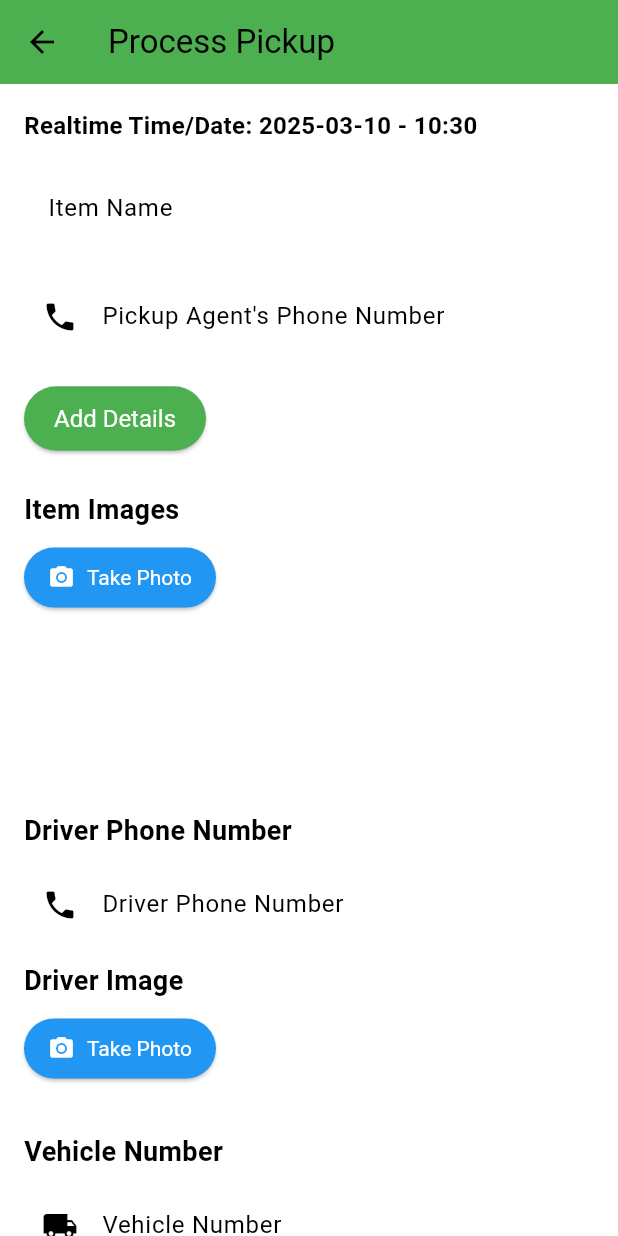
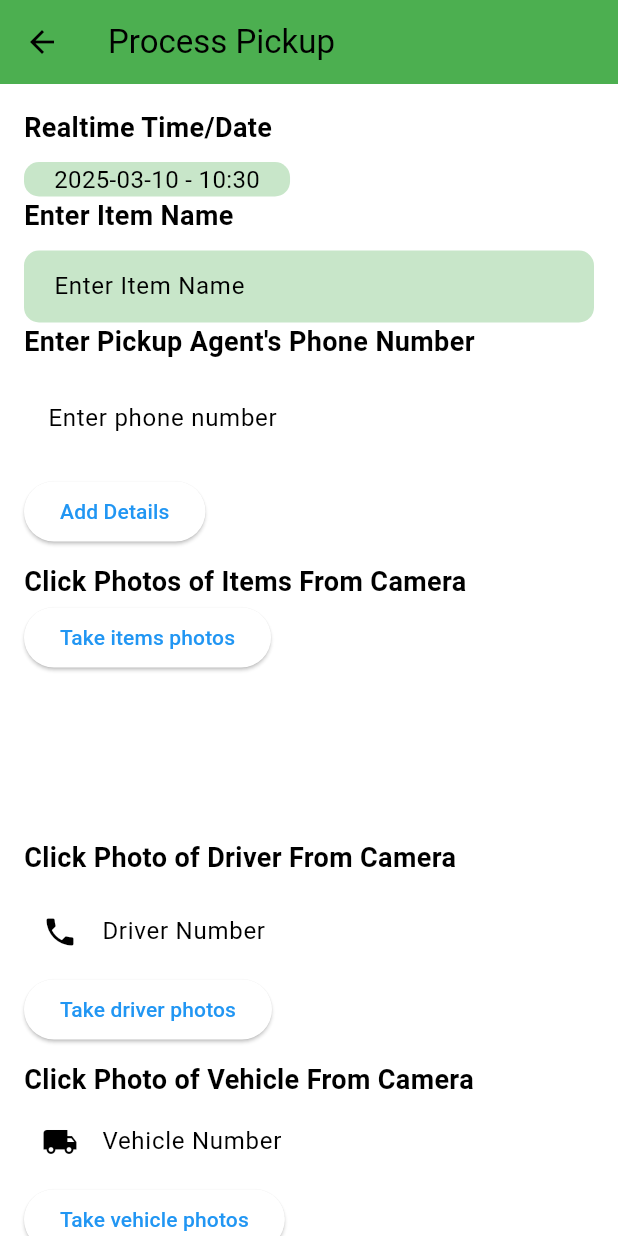
Before and after one commit to scrapuncle-tech/scrapuncle_warehouse_app, a Flutter app: the PickupPage screen opened directly, on a phone screen of 412 x 824 dp. Run offline on Flutter 3.47's test engine with Material 3 defaults, Android fonts, the phone set to English and light mode, and no system bars; our stand-ins replace cloud_firestore, firebase_auth, firebase_core, firebase_storage, image_picker, random_string and 1 more; accounts and stored records are empty.

Commit message:
Changes in home page and testing pickup

```diff
--- a/lib/pages/pickup.dart
+++ b/lib/pages/pickup.dart
@@ -8,7 +8,7 @@ import 'package:intl/intl.dart';
 import 'dart:io';
 
 import 'package:image_picker/image_picker.dart';
-import 'package:firebase_storage/firebase_storage.dart'; // Add this import
+import 'package:firebase_storage/firebase_storage.dart';
 
 class PickupPage extends StatefulWidget {
   const PickupPage({Key? key}) : super(key: key);
@@ -34,29 +34,20 @@ class _PickupPageState extends State<PickupPage> {
   @override
   void initState() {
     super.initState();
+    _updateCurrentTime(); // Initial time setting.
+  }
+
+  void _updateCurrentTime() {
+    setState(() {
       currentTime = DateFormat('yyyy-MM-dd - kk:mm').format(DateTime.now());
-
-    // Update the time every minute
-    Future.delayed(Duration.zero, () async {
-      while (mounted) {
-        await Future.delayed(const Duration(minutes: 1));
+    });
+    // Update every minute.  We do this here, not in build, to avoid
+    // unnecessary rebuilds.
+    Future.delayed(const Duration(minutes: 1), () {
       if (mounted) {
-          setState(() {
-            currentTime =
-                DateFormat('yyyy-MM-dd - kk:mm').format(DateTime.now());
-          });
-        }
+        _updateCurrentTime();
       }
     });
-  }
-
-  Future<void> _pickImage() async {
-    final pickedFile = await _picker.pickImage(source: ImageSource.camera);
-    if (pickedFile != null) {
-      setState(() {
-        itemImages.add(File(pickedFile.path));
-      });
-    }
   }
 
   Future<void> getVehicleImage() async {
@@ -77,39 +68,20 @@ class _PickupPageState extends State<PickupPage> {
     }
   }
 
+  Future<void> _pickImage() async {
+    final pickedFile = await _picker.pickImage(source: ImageSource.camera);
+    if (pickedFile != null) {
+      setState(() {
+        itemImages.add(File(pickedFile.path));
+      });
+    }
+  }
+
   // Remove image at an index
   void _removeImage(int index) {
     setState(() {
       itemImages.removeAt(index);
     });
-  }
-
-  Future<void> getProducts() async {
-    // clear the products before adding new ones
-    setState(() {
-      products = [];
-    });
-    final QuerySnapshot snapshot =
-        await FirebaseFirestore.instance.collection('products').get();
-
-    if (snapshot.docs.isNotEmpty) {
-      List<Map<String, dynamic>> fetchedProducts = [];
-      for (var doc in snapshot.docs) {
-        var productData = doc.data() as Map<String, dynamic>;
-        // Add isCollected field with initial value of false
-        productData['isCollected'] = false; // Initialize isCollected
-        fetchedProducts.add(productData);
-      }
-
-      setState(() {
-        products = fetchedProducts;
-      });
-    } else {
-      // Handle the case where no products are found
-      ScaffoldMessenger.of(context).showSnackBar(const SnackBar(
-        content: Text('No products found!'),
-      ));
-    }
   }
 
   Future<void> _completePickup() async {
@@ -148,8 +120,11 @@ class _PickupPageState extends State<PickupPage> {
       _showError("Supervisor phone number not found.  Please log in again.");
       return;
     }
+    // Get today's date in 'yyyy-MM-dd' format
+    String todayDate = DateFormat('yyyy-MM-dd').format(DateTime.now());
+
     try {
-      // 1. Upload Images and Get URLs
+      // 1. Upload Images and Get URLs (if they exist)
       List<String> itemImageUrls = [];
       for (File imageFile in itemImages) {
         String fileName =
@@ -170,7 +145,6 @@ class _PickupPageState extends State<PickupPage> {
         vehicleImageUrl = await vehicleRef.getDownloadURL();
       }
 
-      // Upload driver image and get URL, upload only if the image exists
       String driverImageUrl = "";
       if (selectedDriverImage != null) {
         String driverFileName =
@@ -180,17 +154,18 @@ class _PickupPageState extends State<PickupPage> {
         await driverRef.putFile(selectedDriverImage!);
         driverImageUrl = await driverRef.getDownloadURL();
       }
+
       // 2. Prepare Data for Firestore
       Map<String, dynamic> pickupData = {
-        'supervisorPhoneNumber': supervisorPhone,
-        'agentPhoneNumber': phoneNumber,
-        'dateTime': currentTime,
-        'itemName': itemName,
-        'itemImages': itemImageUrls,
-        'vehicleImage': vehicleImageUrl,
-        'driverImage': driverImageUrl,
-        'driverPhoneNumber': driverPhoneNumber, // NEW
-        'vehicleNumber': vehicleNumber, // NEW
+        'supervisorPhoneNumber': supervisorPhone, //From SharedPref
+        'agentPhoneNumber': phoneNumber, // From the text field
+        'DateTime': currentTime, // Use the captured currentTime
+        'itemName': itemName, // From the text field.
+        'itemImages': itemImageUrls, // List of image URLs
+        'vehicleImage': vehicleImageUrl, // URL, possibly empty
+        'driverImage': driverImageUrl, // URL, possibly empty
+        'driverPhoneNumber': driverPhoneNumberController.text,
+        'vehicleNumber': vehicleNumberController.text,
       };
 
       // 3. Write to Firestore
@@ -214,6 +189,7 @@ class _PickupPageState extends State<PickupPage> {
 
   void _showError(String message) {
     if (mounted) {
+      // Important: Check if the widget is still mounted
       ScaffoldMessenger.of(context).showSnackBar(
         SnackBar(
           content: Text(message),
@@ -235,29 +211,64 @@ class _PickupPageState extends State<PickupPage> {
         child: Column(
           crossAxisAlignment: CrossAxisAlignment.start,
           children: [
-            Text(
-              "Realtime Time/Date: $currentTime",
-              style: const TextStyle(fontSize: 16, fontWeight: FontWeight.bold),
+            const Text(
+              "Realtime Time/Date",
+              style: TextStyle(
+                fontSize: 18,
+                fontWeight: FontWeight.bold,
               ),
-            const SizedBox(height: 16),
-            TextField(
+            ),
+            const SizedBox(height: 10.0),
+            Container(
+              padding: const EdgeInsets.symmetric(horizontal: 20.0),
+              decoration: BoxDecoration(
+                color: Colors.green[100],
+                borderRadius: BorderRadius.circular(10),
+              ),
+              child: Text(
+                currentTime,
+                style: const TextStyle(fontSize: 16),
+              ),
+            ),
+            const Text(
+              "Enter Item Name",
+              style: TextStyle(
+                fontSize: 18,
+                fontWeight: FontWeight.bold,
+              ),
+            ),
+            const SizedBox(height: 10.0),
+            Container(
+              padding: const EdgeInsets.symmetric(horizontal: 20.0),
+              decoration: BoxDecoration(
+                color: Colors.green[100],
+                borderRadius: BorderRadius.circular(10),
+              ),
+              child: TextField(
                 controller: itemNameController,
                 decoration: const InputDecoration(
-                labelText: "Item Name",
-                border: OutlineInputBorder(),
+                  border: InputBorder.none,
+                  hintText: "Enter Item Name",
                 ),
               ),
-            const SizedBox(height: 16),
+            ),
+            const Text(
+              "Enter Pickup Agent's Phone Number",
+              style: TextStyle(
+                fontSize: 18,
+                fontWeight: FontWeight.bold,
+              ),
+            ),
+            const SizedBox(height: 10.0),
             TextField(
               controller: phoneController,
               keyboardType: TextInputType.phone,
               decoration: const InputDecoration(
-                labelText: "Pickup Agent's Phone Number",
+                hintText: "Enter phone number",
                 border: OutlineInputBorder(),
-                prefixIcon: Icon(Icons.phone),
               ),
             ),
-            const SizedBox(height: 16),
+            const SizedBox(height: 10.0),
             ElevatedButton(
               onPressed: () {
                 Navigator.push(
@@ -268,117 +279,84 @@ class _PickupPageState extends State<PickupPage> {
                   ),
                 );
               },
-              style: ElevatedButton.styleFrom(
-                backgroundColor: Colors.green,
-                padding:
-                    const EdgeInsets.symmetric(horizontal: 20, vertical: 12),
-                textStyle: const TextStyle(fontSize: 16),
+              child: const Text("Add Details"),
             ),
-              child: const Text("Add Details",
-                  style: TextStyle(color: Colors.white)),
-            ),
-            const SizedBox(height: 24),
+            Column(
+              crossAxisAlignment: CrossAxisAlignment.start,
+              children: [
+                const SizedBox(height: 10.0),
                 const Text(
-              "Item Images",
-              style: TextStyle(fontSize: 18, fontWeight: FontWeight.bold),
-            ),
-            const SizedBox(height: 8),
-            ElevatedButton.icon(
-              onPressed: _pickImage,
-              icon: const Icon(
-                Icons.camera_alt,
-                color: Colors.white,
-              ),
-              label: const Text("Take Photo",
-                  style: TextStyle(color: Colors.white)),
-              style: ElevatedButton.styleFrom(
-                backgroundColor: Colors.blue,
-                padding:
-                    const EdgeInsets.symmetric(horizontal: 16, vertical: 10),
-                textStyle: const TextStyle(fontSize: 14),
+                  "Click Photos of Items From Camera",
+                  style: TextStyle(
+                    fontSize: 18,
+                    fontWeight: FontWeight.bold,
                   ),
                 ),
-            const SizedBox(height: 8),
+                ElevatedButton(
+                  onPressed: () {
+                    _pickImage();
+                  },
+                  child: const Text("Take items photos"),
+                ),
                 Container(
                   height: 100,
                   child: ListView.builder(
                     scrollDirection: Axis.horizontal,
                     itemCount: itemImages.length,
-                itemBuilder: (context, index) {
-                  return Stack(
-                    children: [
-                      Padding(
+                    itemBuilder: (BuildContext context, int index) {
+                      return Padding(
                         padding: const EdgeInsets.all(8.0),
-                        child: Image.file(itemImages[index],
-                            width: 100, height: 100, fit: BoxFit.cover),
+                        child: Image.file(
+                          itemImages[index],
+                          width: 100,
+                          height: 100,
+                          fit: BoxFit.cover,
                         ),
-                      Positioned(
-                        top: 0,
-                        right: 0,
-                        child: GestureDetector(
-                          onTap: () => _removeImage(index),
-                          child: Container(
-                            color: Colors.red,
-                            child: const Icon(Icons.close, color: Colors.white),
-                          ),
-                        ),
-                      ),
-                    ],
                       );
                     },
                   ),
                 ),
-            const SizedBox(height: 24),
+                const SizedBox(height: 10.0),
                 const Text(
-              "Driver Phone Number", // Added driver phone number heading
-              style: TextStyle(fontSize: 18, fontWeight: FontWeight.bold),
+                  "Click Photo of Driver From Camera",
+                  style: TextStyle(
+                    fontSize: 18,
+                    fontWeight: FontWeight.bold,
                   ),
-            const SizedBox(height: 8),
+                ),
+                const SizedBox(height: 8.0),
                 TextField(
                   // Added text field for driver phone number
                   controller: driverPhoneNumberController,
-              keyboardType: TextInputType.phone,
                   decoration: const InputDecoration(
-                labelText: "Driver Phone Number",
+                    labelText: "Driver Number",
                     border: OutlineInputBorder(),
                     prefixIcon: Icon(Icons.phone),
                   ),
                 ),
-            const SizedBox(height: 10.0),
-            const Text(
-              "Driver Image",
-              style: TextStyle(fontSize: 18, fontWeight: FontWeight.bold),
+                ElevatedButton(
+                  onPressed: () {
+                    getDriverImage();
+                  },
+                  child: const Text("Take driver photos"),
                 ),
-            const SizedBox(height: 8),
-            ElevatedButton.icon(
-              onPressed: getDriverImage,
-              icon: const Icon(
-                Icons.camera_alt,
-                color: Colors.white,
-              ),
-              label: const Text("Take Photo",
-                  style: TextStyle(color: Colors.white)),
-              style: ElevatedButton.styleFrom(
-                backgroundColor: Colors.blue,
-                padding:
-                    const EdgeInsets.symmetric(horizontal: 16, vertical: 10),
-                textStyle: const TextStyle(fontSize: 14),
-              ),
-            ),
-            const SizedBox(height: 8),
                 if (selectedDriverImage != null)
                   Image.file(
                     selectedDriverImage!,
                     width: 100,
                     height: 100,
                     fit: BoxFit.cover,
+                  )
+                else
+                  Container(),
+                const SizedBox(height: 10.0),
+                const Text(
+                  "Click Photo of Vehicle From Camera",
+                  style: TextStyle(
+                    fontSize: 18,
+                    fontWeight: FontWeight.bold,
                   ),
-            const SizedBox(height: 24),
-            const Text(
-              "Vehicle Number", // Added vehicle number heading
-              style: TextStyle(fontSize: 18, fontWeight: FontWeight.bold),
                 ),
-            const SizedBox(height: 8),
                 TextField(
                   //Added text field for vehicle number
                   controller: vehicleNumberController,
@@ -388,52 +366,31 @@ class _PickupPageState extends State<PickupPage> {
                     prefixIcon: Icon(Icons.local_shipping), //Using a truck icon
                   ),
                 ),
-            const Text(
-              "Vehicle Image",
-              style: TextStyle(fontSize: 18, fontWeight: FontWeight.bold),
+                ElevatedButton(
+                  onPressed: () {
+                    getVehicleImage();
+                  },
+                  child: const Text("Take vehicle photos"),
                 ),
-            const SizedBox(height: 8),
-            ElevatedButton.icon(
-              onPressed: getVehicleImage,
-              icon: const Icon(
-                Icons.camera_alt,
-                color: Colors.white,
-              ),
-              label: const Text("Take Photo",
-                  style: TextStyle(color: Colors.white)),
-              style: ElevatedButton.styleFrom(
-                backgroundColor: Colors.blue,
-                padding:
-                    const EdgeInsets.symmetric(horizontal: 16, vertical: 10),
-                textStyle: const TextStyle(fontSize: 14),
-              ),
-            ),
-            const SizedBox(height: 8),
                 if (selectedVehicleImage != null)
                   Image.file(
                     selectedVehicleImage!,
                     width: 100,
                     height: 100,
                     fit: BoxFit.cover,
+                  )
+                else
+                  Container(),
+              ],
             ),
-            const SizedBox(height: 32),
-            SizedBox(
-              width: double.infinity,
-              child: ElevatedButton(
+            const SizedBox(height: 20.0),
+            const SizedBox(height: 20.0),
+            ElevatedButton(
               onPressed: () {
                 _completePickup();
               },
-                style: ElevatedButton.styleFrom(
-                  backgroundColor: Colors.green,
-                  padding: const EdgeInsets.symmetric(vertical: 15),
+              child: const Text("Complete Pickup"),
             ),
-                child: const Text(
-                  "Complete Pickup",
-                  style: TextStyle(fontSize: 18, color: Colors.white),
-                ),
-              ),
-            ),
-            const SizedBox(height: 24),
           ],
         ),
       ),
```
Also changed, not shown: lib/pages/home.dart (+46 -13 lines), lib/pages/login.dart (+5 -31 lines). Lines whose indentation alone changed are shown as unchanged.
